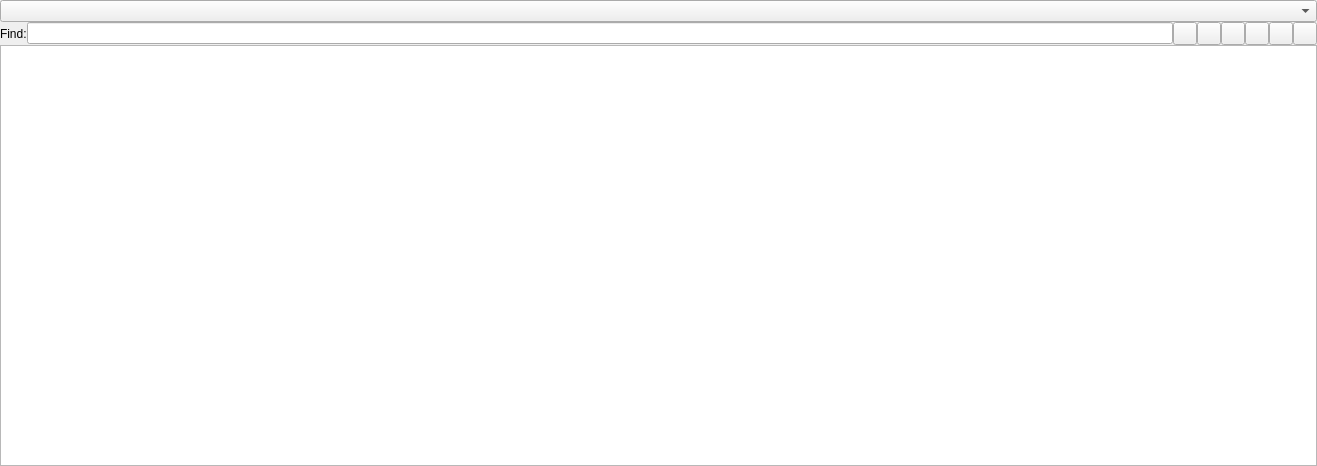
This is SourceCodeEditor.ui in emma-qub/QtSourceCodeBrowser as Qt 5 draws it before an edit. The edited form follows.
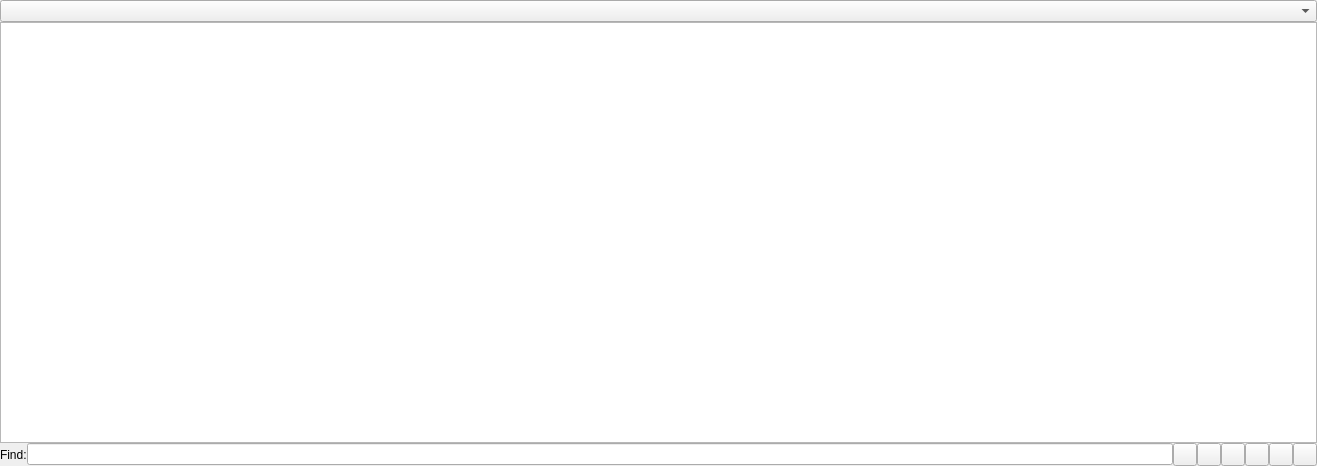
This is the edited form. Custom widgets are drawn as their Qt base class.

Commit message: Move find tool bar. Improve global style sheet.

```diff
--- a/SourceCodeEditor.ui
+++ b/SourceCodeEditor.ui
@@ -32,6 +32,9 @@
    <item>
     <widget class="QComboBox" name="m_methodsComboBox"/>
    </item>
+   <item>
+    <widget class="CodeEditor" name="m_codeEditor"/>
+   </item>
    <item>
     <widget class="QWidget" name="m_searchWidget" native="true">
      <layout class="QHBoxLayout" name="horizontalLayout">
@@ -114,9 +117,6 @@
      </layout>
     </widget>
    </item>
-   <item>
-    <widget class="CodeEditor" name="m_codeEditor"/>
-   </item>
   </layout>
  </widget>
  <customwidgets>
```
Left out of the diff: 2 changed lines with no effect on the pictures. The commit also changes 2 other files.
